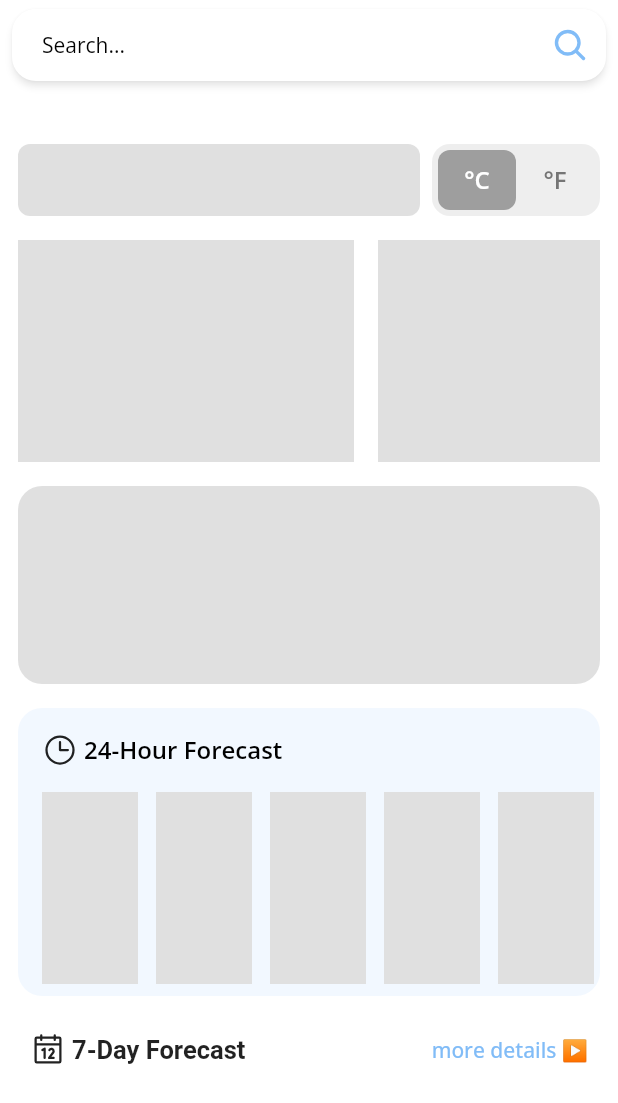
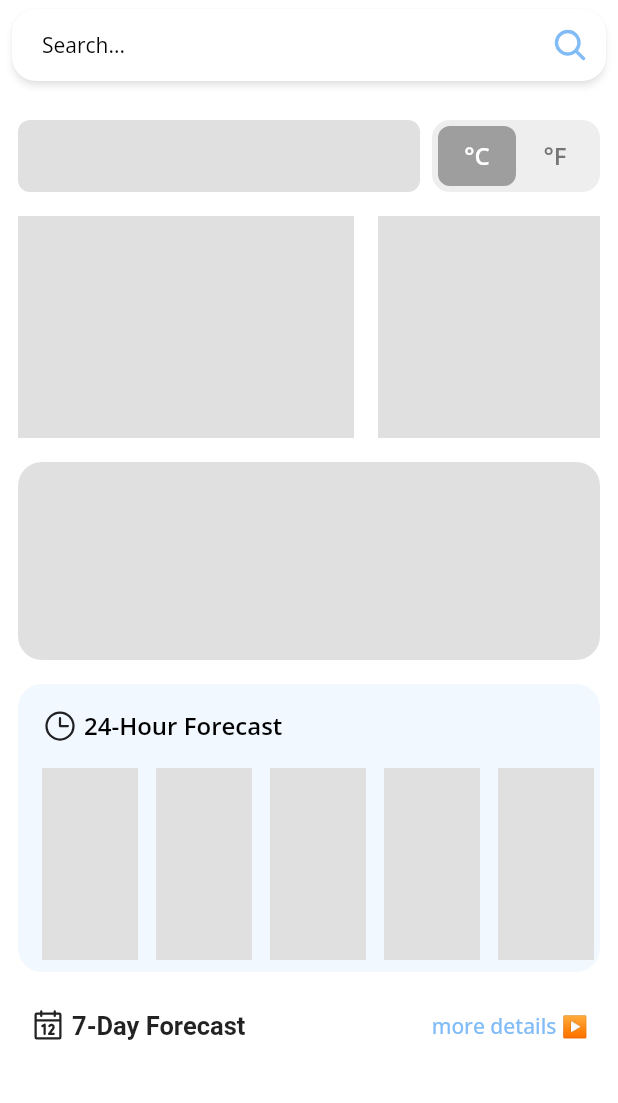
Before and after one commit to ArizArmeidi/FlutterWeather, a Flutter app: the screen it shows after launch, on a phone screen of 412 x 824 dp. Shown: the top 1103 px of the screen. Run offline on Flutter 3.47's test engine with Material 2 defaults, Android fonts, the light colour scheme and no system bars; drawn by our look-alikes of shimmer; our stand-ins replace country_picker, geolocator, google_fonts, latlong2, material_floating_search_bar_2, phosphor_flutter.

Commit message:
Update homeScreen.dart

```diff
--- a/lib/Screens/homeScreen.dart
+++ b/lib/Screens/homeScreen.dart
@@ -60,7 +60,11 @@ class _HomeScreenState extends State<HomeScreen> {
             children: [
               ListView(
                 physics: BouncingScrollPhysics(),
-                padding: const EdgeInsets.all(12.0).copyWith(top: 96.0),
+                padding: const EdgeInsets.all(12.0).copyWith(
+                  top: kToolbarHeight +
+                      MediaQuery.viewPaddingOf(context).top +
+                      24.0,
+                ),
                 children: [
                   WeatherInfoHeader(),
                   const SizedBox(height: 16.0),
```
